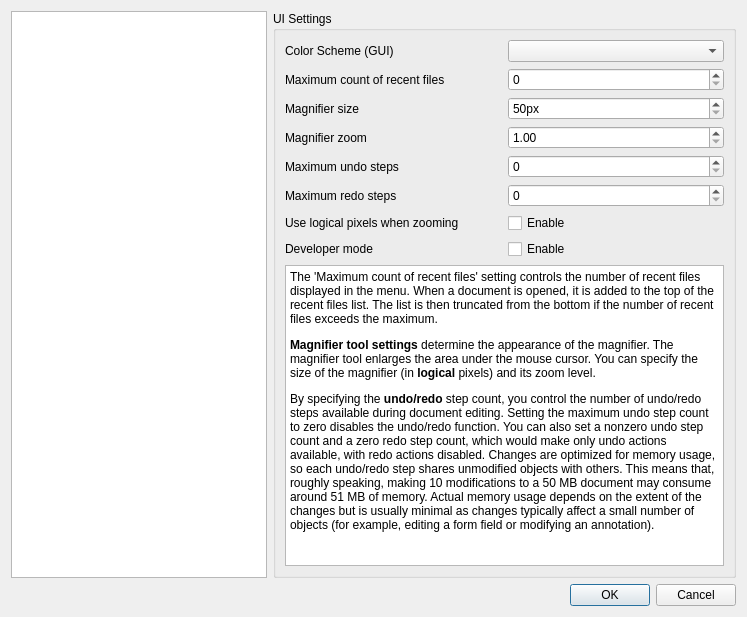
Old version of the form Pdf4QtLibGui/pdfviewersettingsdialog.ui in the repository studio-berry/loop.
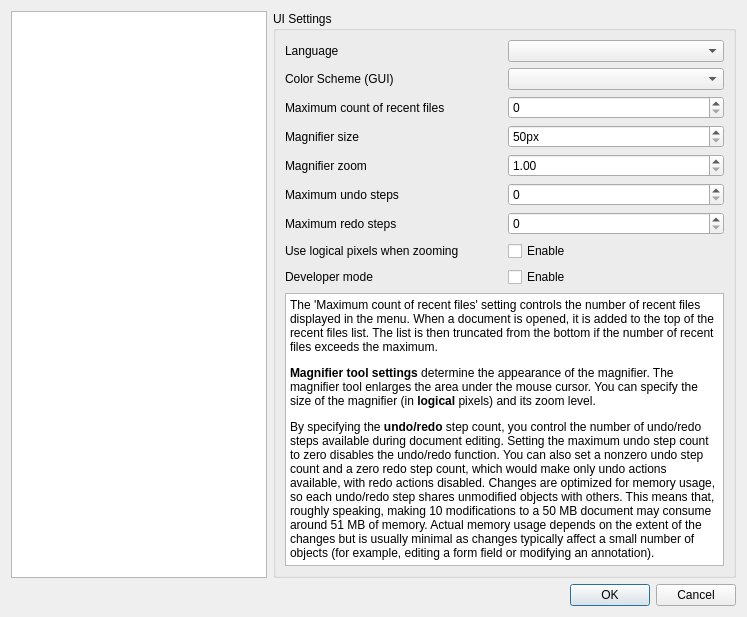
New version of the form. The open tabs and pages were chosen to show the change.

Commit message: Issue #261: Language selection in UI

The edit to the form file:
```diff
--- a/Pdf4QtLibGui/pdfviewersettingsdialog.ui
+++ b/Pdf4QtLibGui/pdfviewersettingsdialog.ui
@@ -928,58 +928,56 @@
            <layout class="QVBoxLayout" name="verticalLayout_4" stretch="0,1">
             <item>
              <layout class="QGridLayout" name="uiGroupBoxLayout">
-              <item row="1" column="1">
-               <widget class="QSpinBox" name="maximumRecentFileCountEdit"/>
-              </item>
-              <item row="7" column="1">
-               <widget class="QCheckBox" name="developerModeCheckBox">
-                <property name="text">
-                 <string>Enable</string>
-                </property>
-               </widget>
-              </item>
-              <item row="5" column="0">
+              <item row="6" column="0">
                <widget class="QLabel" name="maximumRedoStepsLabel">
                 <property name="text">
                  <string>Maximum redo steps</string>
                 </property>
                </widget>
               </item>
-              <item row="2" column="0">
-               <widget class="QLabel" name="magnifierSizeLabel">
+              <item row="5" column="1">
+               <widget class="QSpinBox" name="maximumUndoStepsEdit">
+                <property name="maximum">
+                 <number>20</number>
+                </property>
+               </widget>
+              </item>
+              <item row="8" column="1">
+               <widget class="QCheckBox" name="developerModeCheckBox">
                 <property name="text">
-                 <string>Magnifier size</string>
+                 <string>Enable</string>
                 </property>
                </widget>
               </item>
-              <item row="6" column="0">
+              <item row="6" column="1">
+               <widget class="QSpinBox" name="maximumRedoStepsEdit">
+                <property name="maximum">
+                 <number>20</number>
+                </property>
+               </widget>
+              </item>
+              <item row="4" column="0">
+               <widget class="QLabel" name="magnifierZoomLabel">
+                <property name="text">
+                 <string>Magnifier zoom</string>
+                </property>
+               </widget>
+              </item>
+              <item row="7" column="0">
                <widget class="QLabel" name="logicalPixelZoomLabel">
                 <property name="text">
                  <string>Use logical pixels when zooming</string>
                 </property>
                </widget>
               </item>
-              <item row="6" column="1">
-               <widget class="QCheckBox" name="logicalPixelZoomCheckBox">
+              <item row="3" column="0">
+               <widget class="QLabel" name="magnifierSizeLabel">
                 <property name="text">
-                 <string>Enable</string>
+                 <string>Magnifier size</string>
                 </property>
                </widget>
               </item>
-              <item row="2" column="1">
-               <widget class="QSpinBox" name="magnifierSizeEdit">
-                <property name="suffix">
-                 <string>px</string>
-                </property>
-                <property name="minimum">
-                 <number>50</number>
-                </property>
-                <property name="maximum">
-                 <number>1000</number>
-                </property>
-               </widget>
-              </item>
-              <item row="3" column="1">
+              <item row="4" column="1">
                <widget class="QDoubleSpinBox" name="magnifierZoomEdit">
                 <property name="minimum">
                  <double>1.000000000000000</double>
@@ -989,58 +987,70 @@
                 </property>
                </widget>
               </item>
-              <item row="4" column="1">
-               <widget class="QSpinBox" name="maximumUndoStepsEdit">
-                <property name="maximum">
-                 <number>20</number>
-                </property>
-               </widget>
-              </item>
-              <item row="4" column="0">
+              <item row="5" column="0">
                <widget class="QLabel" name="maximumUndoStepsLabel">
                 <property name="text">
                  <string>Maximum undo steps</string>
                 </property>
                </widget>
               </item>
-              <item row="3" column="0">
-               <widget class="QLabel" name="magnifierZoomLabel">
-                <property name="text">
-                 <string>Magnifier zoom</string>
-                </property>
-               </widget>
-              </item>
-              <item row="5" column="1">
-               <widget class="QSpinBox" name="maximumRedoStepsEdit">
-                <property name="maximum">
-                 <number>20</number>
-                </property>
-               </widget>
-              </item>
-              <item row="1" column="0">
+              <item row="2" column="0">
                <widget class="QLabel" name="maximumRecentFileCountLabel">
                 <property name="text">
                  <string>Maximum count of recent files</string>
                 </property>
                </widget>
               </item>
-              <item row="7" column="0">
-               <widget class="QLabel" name="developerModeLabel">
+              <item row="7" column="1">
+               <widget class="QCheckBox" name="logicalPixelZoomCheckBox">
                 <property name="text">
-                 <string>Developer mode</string>
+                 <string>Enable</string>
                 </property>
                </widget>
               </item>
-              <item row="0" column="1">
+              <item row="3" column="1">
+               <widget class="QSpinBox" name="magnifierSizeEdit">
+                <property name="suffix">
+                 <string>px</string>
+                </property>
+                <property name="minimum">
+                 <number>50</number>
+                </property>
+                <property name="maximum">
+                 <number>1000</number>
+                </property>
+               </widget>
+              </item>
+              <item row="1" column="1">
                <widget class="QComboBox" name="colorSchemeCombo"/>
               </item>
-              <item row="0" column="0">
+              <item row="1" column="0">
                <widget class="QLabel" name="colorSchemeLabel">
                 <property name="text">
                  <string>Color Scheme (GUI)</string>
                 </property>
                </widget>
               </item>
+              <item row="2" column="1">
+               <widget class="QSpinBox" name="maximumRecentFileCountEdit"/>
+              </item>
+              <item row="8" column="0">
+               <widget class="QLabel" name="developerModeLabel">
+                <property name="text">
+                 <string>Developer mode</string>
+                </property>
+               </widget>
+              </item>
+              <item row="0" column="0">
+               <widget class="QLabel" name="languageLabel">
+                <property name="text">
+                 <string>Language</string>
+                </property>
+               </widget>
+              </item>
+              <item row="0" column="1">
+               <widget class="QComboBox" name="languageCombo"/>
+              </item>
              </layout>
             </item>
             <item>
```
Left out of the diff: 2 changed lines with no effect on the pictures. The commit also changes 10 other files.
